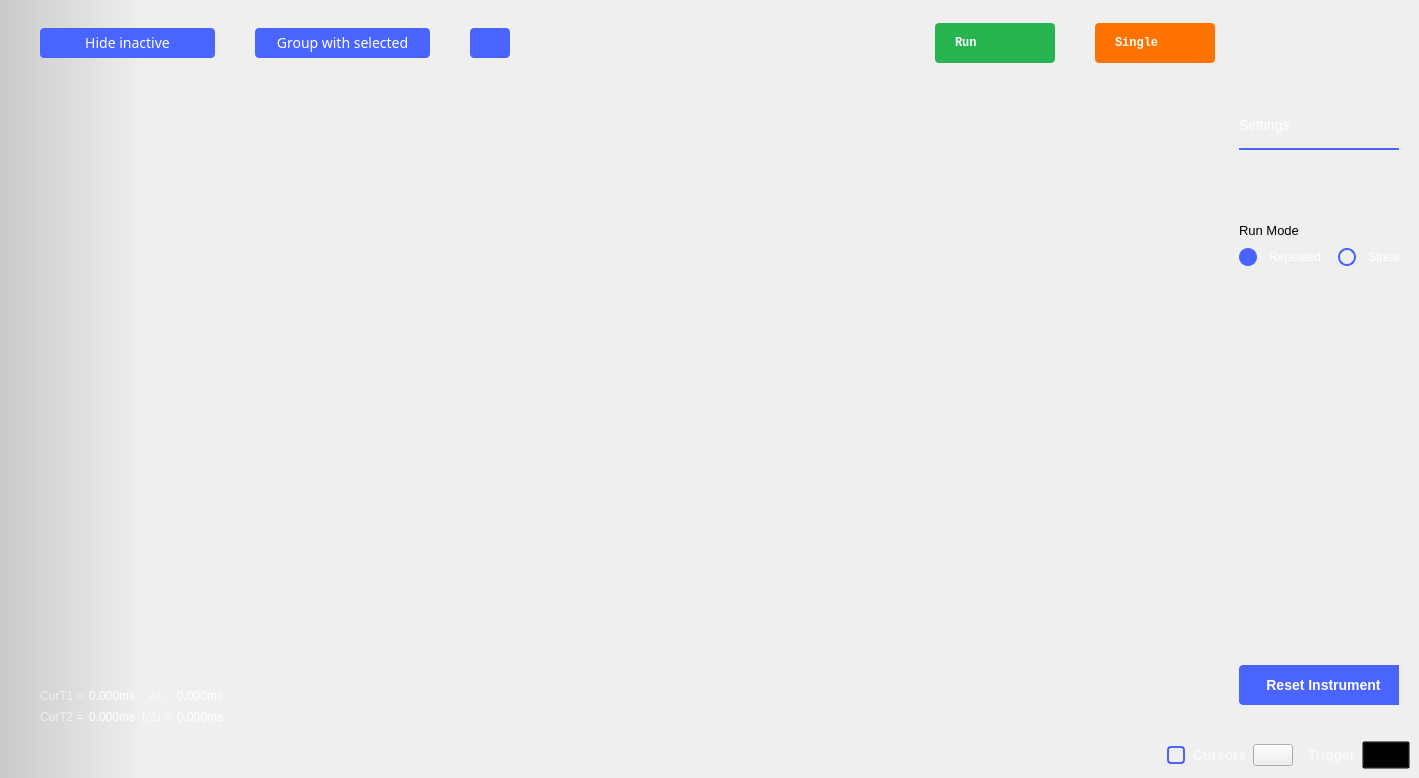
The window that ui/logic_analyzer.ui (analogdevicesinc/scopy) describes before a commit, drawn with Qt 5.
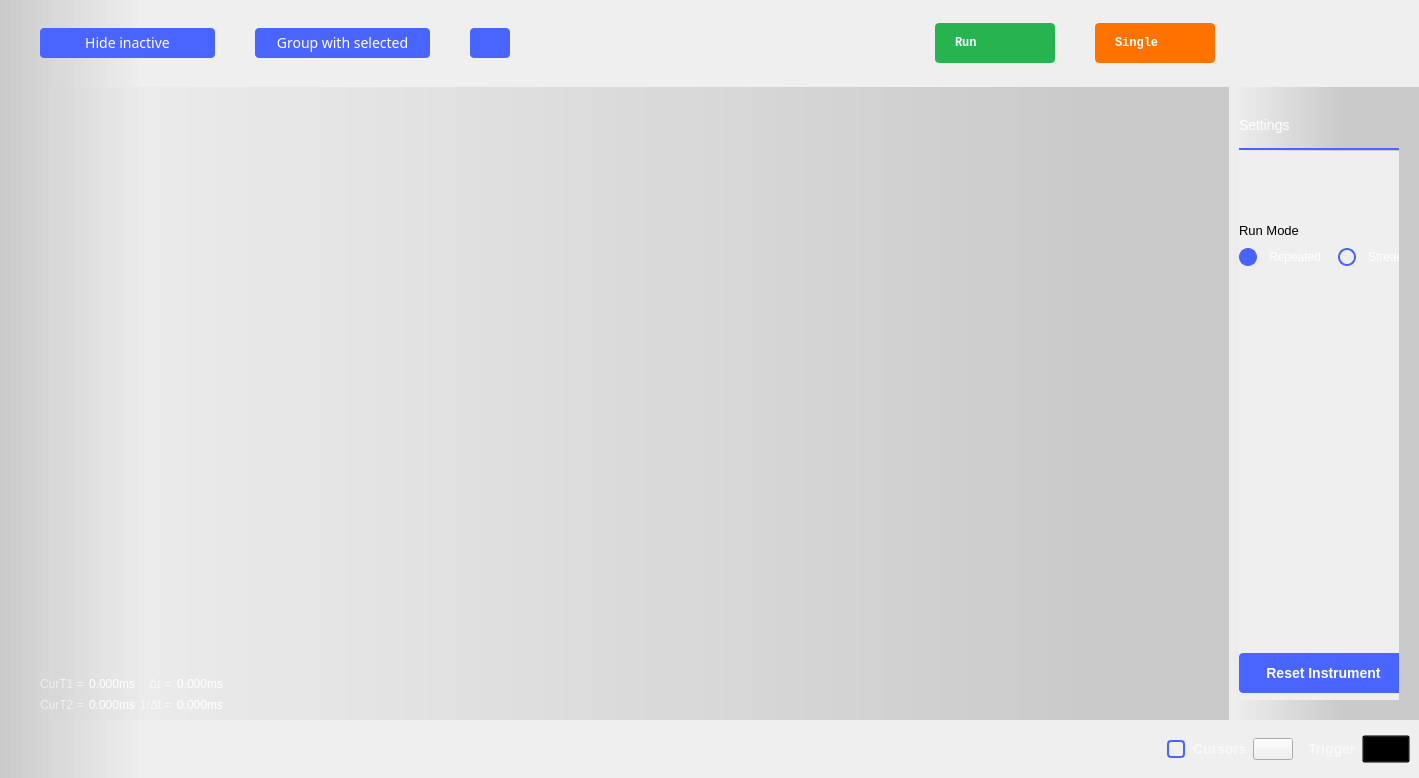
The same window after the commit. Icons and pictures are not drawn. Custom widgets are drawn as their Qt base class.

Commit message: Logic Analyzer: Add some gradients between the plot, the menu and the toolbars.

What changed in the file:
```diff
--- a/ui/logic_analyzer.ui
+++ b/ui/logic_analyzer.ui
@@ -775,6 +775,35 @@
           <number>0</number>
          </property>
          <item>
+          <widget class="QWidget" name="leftWidget_2" native="true">
+           <property name="minimumSize">
+            <size>
+             <width>40</width>
+             <height>0</height>
+            </size>
+           </property>
+           <property name="styleSheet">
+            <string notr="true">#leftWidget_2 {
+background-color: qlineargradient(spread:pad, x1:0.9, y1:0, x2:0, y2:0, stop:0 rgba(0, 0, 0, 40), stop:1 transparent);
+}</string>
+           </property>
+           <layout class="QVBoxLayout" name="verticalLayout_4">
+            <property name="spacing">
+             <number>0</number>
+            </property>
+            <property name="leftMargin">
+             <number>0</number>
+            </property>
+            <property name="topMargin">
+             <number>0</number>
+            </property>
+            <property name="rightMargin">
+             <number>0</number>
+            </property>
+            <property name="bottomMargin">
+             <number>0</number>
+            </property>
+            <item>
           <layout class="QVBoxLayout" name="verticalLayout_2">
            <property name="spacing">
             <number>0</number>
@@ -969,6 +998,22 @@
                    <property name="bottomMargin">
                     <number>0</number>
                    </property>
+                      <item>
+                       <spacer name="horizontalSpacer_7">
+                        <property name="orientation">
+                         <enum>Qt::Horizontal</enum>
+                        </property>
+                        <property name="sizeType">
+                         <enum>QSizePolicy::Fixed</enum>
+                        </property>
+                        <property name="sizeHint" stdset="0">
+                         <size>
+                          <width>20</width>
+                          <height>0</height>
+                         </size>
+                        </property>
+                       </spacer>
+                      </item>
                    <item>
                     <widget class="QLabel" name="timebaseLabel">
                      <property name="text">
@@ -1269,6 +1314,9 @@
            </item>
           </layout>
          </item>
+           </layout>
+          </widget>
+         </item>
          <item>
           <widget class="adiscope::MenuAnim" name="rightWidget" native="true">
            <property name="sizePolicy">
@@ -1292,6 +1340,11 @@
            <property name="toolTipDuration">
             <number>-1</number>
            </property>
+           <property name="styleSheet">
+            <string notr="true">#rightWidget {
+background-color: qlineargradient(spread:pad, x1:0.6, y1:0, x2:0, y2:0, stop:0 rgba(0, 0, 0, 40), stop:1 transparent);
+}</string>
+           </property>
            <layout class="QVBoxLayout" name="verticalLayout_9">
             <property name="spacing">
              <number>0</number>
@@ -1410,7 +1463,7 @@
                      <x>0</x>
                      <y>0</y>
                      <width>193</width>
-                     <height>560</height>
+                     <height>548</height>
                     </rect>
                    </property>
                    <layout class="QVBoxLayout" name="verticalLayout_7">
@@ -1717,13 +1770,13 @@
       <item>
        <layout class="QHBoxLayout" name="horizontalLayout_6">
         <property name="topMargin">
-         <number>9</number>
+         <number>15</number>
         </property>
         <property name="rightMargin">
          <number>9</number>
         </property>
         <property name="bottomMargin">
-         <number>9</number>
+         <number>15</number>
         </property>
         <item>
          <spacer name="horizontalSpacer_5">
```
Lines whose indentation alone changed are shown as unchanged. The commit also changes 3 other files.
